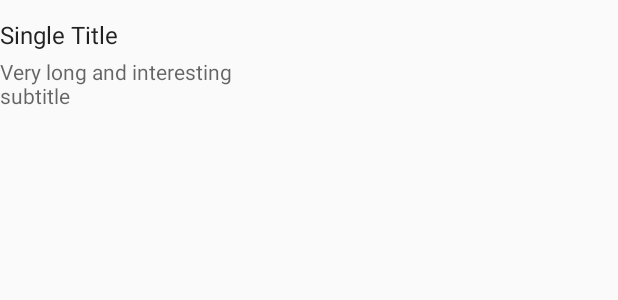
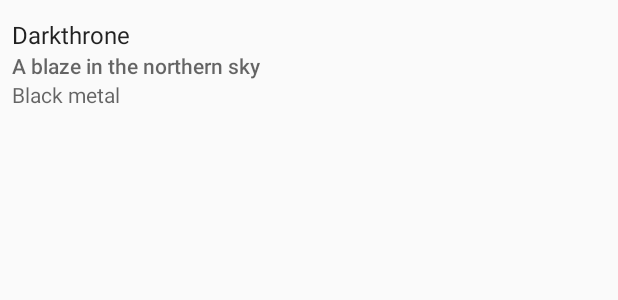
Before and after one commit to mfperminov/MetalUpcoming, an Android app: the layout album_layout.xml on its own in the app's theme, with its tools: preview values and no code run, on a phone screen of 412 x 824 dp. Shown: the top 300 px of the screen. Run offline under Robolectric (Android 15) with nearby library versions, the phone set to English and light mode, and no system bars.

Commit message:
Add genre and item decoration (divider)

```diff
--- a/app/src/main/java/xyz/mperminov/metalupcoming/AlbumAdapter.kt
+++ b/app/src/main/java/xyz/mperminov/metalupcoming/AlbumAdapter.kt
@@ -31,6 +31,7 @@ class AlbumAdapter :
     override fun onBindViewHolder(holder: AlbumViewHolder, position: Int) {
         holder.itemView.title_view.text = albums[position].band
         holder.itemView.subtitle_view.text = albums[position].albumTitle
+        holder.itemView.genre.text = albums[position].genre
     }
 
     override fun getItemCount() = albums.size
--- a/app/src/main/java/xyz/mperminov/metalupcoming/MainActivity.kt
+++ b/app/src/main/java/xyz/mperminov/metalupcoming/MainActivity.kt
@@ -5,6 +5,8 @@ import android.os.Handler
 import android.view.View
 import android.widget.Toast
 import androidx.appcompat.app.AppCompatActivity
+import androidx.recyclerview.widget.DividerItemDecoration
+import androidx.recyclerview.widget.DividerItemDecoration.VERTICAL
 import androidx.recyclerview.widget.LinearLayoutManager
 import androidx.recyclerview.widget.RecyclerView
 import kotlinx.android.synthetic.main.activity_main.*
@@ -71,6 +73,7 @@ class MainActivity : AppCompatActivity(R.layout.activity_main) {
             setHasFixedSize(true)
             layoutManager = viewManager
             adapter = viewAdapter
+            addItemDecoration(DividerItemDecoration(this@MainActivity, VERTICAL))
         }
         if (savedInstanceState == null) {
             dataFuture = executor.submit(dataTask)
--- a/app/src/main/res/layout/album_layout.xml
+++ b/app/src/main/res/layout/album_layout.xml
@@ -4,7 +4,9 @@
         android:id="@+id/texts_layout"
         android:layout_width="match_parent"
         android:layout_height="wrap_content"
+        android:layout_marginStart="8dp"
         android:layout_marginTop="12dp"
+        android:layout_marginEnd="8dp"
         android:layout_marginBottom="12dp"
         android:orientation="vertical">
 
@@ -13,18 +15,25 @@
             style="@style/TextAppearance.AppCompat.Subhead"
             android:layout_width="match_parent"
             android:layout_height="wrap_content"
-            android:layout_marginBottom="2dp"
+
             android:ellipsize="end"
-            tools:text="Single Title" />
+            tools:text="Darkthrone" />
 
     <TextView
             android:id="@+id/subtitle_view"
+            style="@style/TextAppearance.AppCompat.Body2"
+            android:layout_width="match_parent"
+            android:layout_height="wrap_content"
+            android:textColor="?android:textColorSecondary"
+            tools:text="A blaze in the northern sky" />
+
+    <TextView
+            android:id="@+id/genre"
             style="@style/TextAppearance.AppCompat.Body1"
             android:layout_width="match_parent"
             android:layout_height="wrap_content"
-            android:layout_marginTop="2dp"
             android:textColor="?android:textColorSecondary"
-            tools:text="Very long and interesting\nsubtitle" />
+            tools:text="Black metal" />
 
 
 </LinearLayout>
--- a/data/src/main/java/xyz/mperminov/network/RawDataRepositoryNetwork.kt
+++ b/data/src/main/java/xyz/mperminov/network/RawDataRepositoryNetwork.kt
@@ -55,7 +55,8 @@ internal class JsonGettingTask(private val handler: Handler) :
 
             }
         } catch (e: Exception) {
-            handler.sendMessage(Message.obtain(handler, RawDataRepositoryNetwork.ERROR, e))
+            if (e !is InterruptedException)
+                handler.sendMessage(Message.obtain(handler, RawDataRepositoryNetwork.ERROR, e))
         }
         return ""
     }
```
